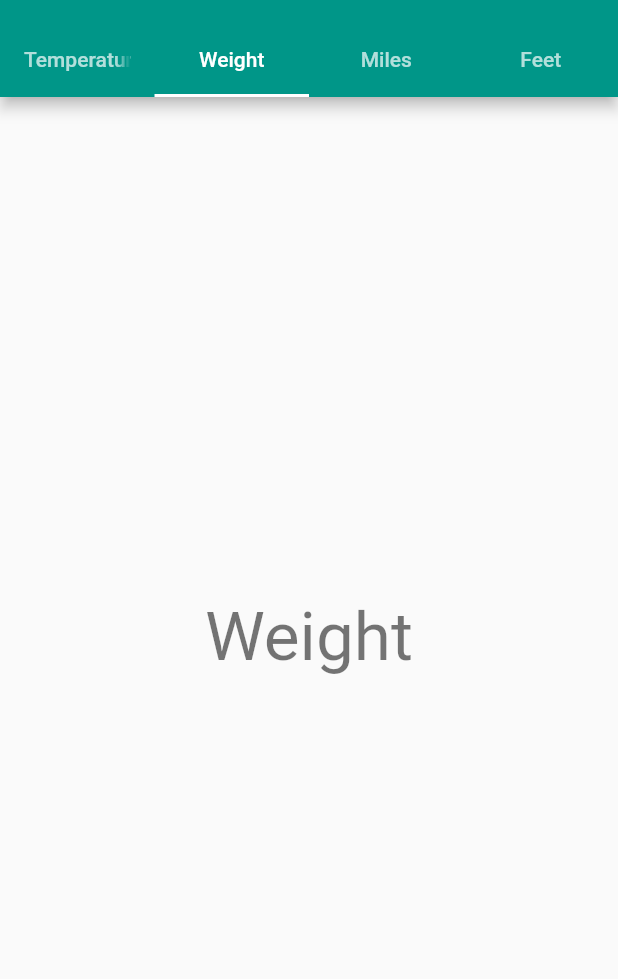
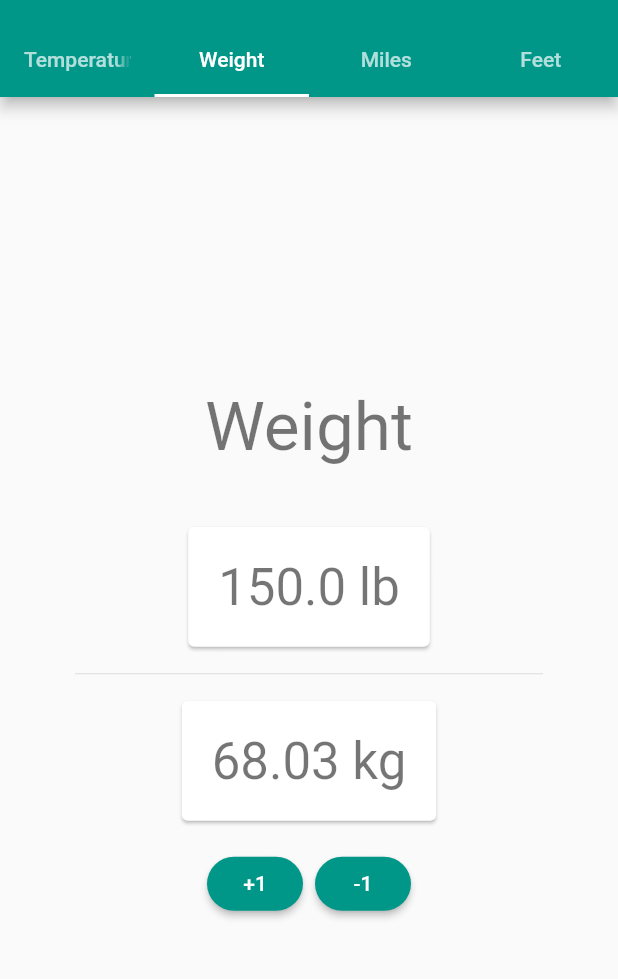
Before and after one commit to jvanord/metric-converter, a Flutter app: the screen it shows after launch, tab 2 chosen, on a phone screen of 412 x 824 dp, the part 59-1038 px from its top. Run offline on Flutter 3.47's test engine with Material 2 defaults, Android fonts, the phone set to English and light mode, and no system bars.

Commit message:
implemented weight screen

```diff
--- /dev/null
+++ b/metric_converter/lib/views/pounds.dart
@@ -0,0 +1,128 @@
+import 'package:flutter/material.dart';
+
+class PoundsWidget extends StatefulWidget {
+  @override
+  _PoundsWidgetState createState() => _PoundsWidgetState();
+}
+
+class _PoundsWidgetState extends State<PoundsWidget> {
+  double _pounds = 150;
+  double get _kilograms => _pounds / 2.205;
+
+  void _onIncrement() {
+    setState(() {
+      _pounds++;
+    });
+  }
+
+  void _onDecrement() {
+    setState(() {
+      _pounds--;
+    });
+  }
+
+  @override
+  Widget build(BuildContext context) {
+    final orientation = MediaQuery.of(context).orientation;
+    return orientation == Orientation.landscape
+        ? _landscapeView(context)
+        : _portraitView(context);
+  }
+
+  Widget _portraitView(BuildContext context) => Center(
+        child: Container(
+          padding: EdgeInsets.all(50),
+          child: Column(
+            mainAxisAlignment: MainAxisAlignment.center,
+            children: <Widget>[
+              _heading(false),
+              _inputCard(),
+              Divider(),
+              _outputCard(),
+              _buttonBar(context)
+            ],
+          ),
+        ),
+      );
+
+  Widget _landscapeView(context) => Center(
+        child: Container(
+          child: Column(
+            children: <Widget>[
+              _heading(true),
+              Row(
+                mainAxisAlignment: MainAxisAlignment.center,
+                children: <Widget>[
+                  _inputCard(),
+                  VerticalDivider(width: 5),
+                  _outputCard(),
+                ],
+              ),
+              _buttonBar(context)
+            ],
+          ),
+        ),
+      );
+
+  Widget _heading(bool isLandscape) => Container(
+        child: Text(
+          'Weight',
+          style: Theme.of(context).textTheme.display2,
+        ),
+        decoration: BoxDecoration(),
+        padding: EdgeInsets.symmetric(
+          horizontal: 10,
+          vertical: isLandscape
+            ? 10
+            : 30),
+      );
+
+  Widget _inputCard() => Card(
+        margin: EdgeInsets.all(10),
+        child: Container(
+          padding: EdgeInsets.all(10),
+          margin: EdgeInsets.all(10),
+          child: Text(
+            '$_pounds lb',
+            style: Theme.of(context).textTheme.display1,
+          ),
+        ),
+      );
+
+  Widget _outputCard() => Card(
+        margin: EdgeInsets.all(10),
+        child: Container(
+          padding: EdgeInsets.all(10),
+          margin: EdgeInsets.all(10),
+          child: Text(
+            '${_kilograms.toStringAsFixed(2)} kg',
+            style: Theme.of(context).textTheme.display1,
+          ),
+        ),
+      );
+
+  Widget _buttonBar(BuildContext context) => ButtonBar(
+        mainAxisSize: MainAxisSize.min,
+        alignment: MainAxisAlignment.spaceEvenly,
+        children: <Widget>[
+          RaisedButton(
+            child: Text('+1'),
+            color: Theme.of(context).accentColor,
+            splashColor: Theme.of(context).splashColor,
+            textColor: Colors.white,
+            shape: new RoundedRectangleBorder(
+                borderRadius: new BorderRadius.circular(20.0)),
+            onPressed: _onIncrement,
+          ),
+          RaisedButton(
+            child: Text('-1'),
+            color: Theme.of(context).accentColor,
+            splashColor: Theme.of(context).splashColor,
+            textColor: Colors.white,
+            shape: new RoundedRectangleBorder(
+                borderRadius: new BorderRadius.circular(20.0)),
+            onPressed: _onDecrement,
+          ),
+        ],
+      );
+}
--- a/metric_converter/lib/views/tabbed_home.dart
+++ b/metric_converter/lib/views/tabbed_home.dart
@@ -1,5 +1,6 @@
 import 'package:flutter/material.dart';
 import 'package:metric_converter/views/miles.dart';
+import 'package:metric_converter/views/pounds.dart';
 import 'package:metric_converter/views/tempurature.dart';
 
 class TabbedHomeWidget extends StatelessWidget{
@@ -23,7 +24,7 @@ class TabbedHomeWidget extends StatelessWidget{
           body: TabBarView(
             children: [
               TemperatureWidget(),
-              Center(child:Text('Weight', style: Theme.of(context).textTheme.display2)),
+              PoundsWidget(),
               MilesWidget(),
               Center(child:Text('Short Distance', style: Theme.of(context).textTheme.display2)),
             ],
```
